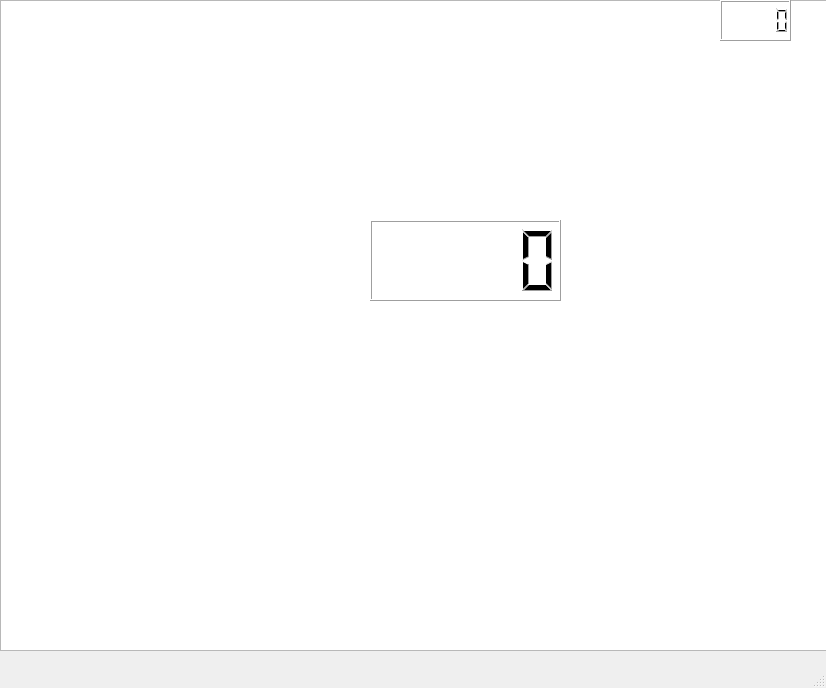
Old version of the form juego.ui in the repository Imarjimenez/Proyecto-final.
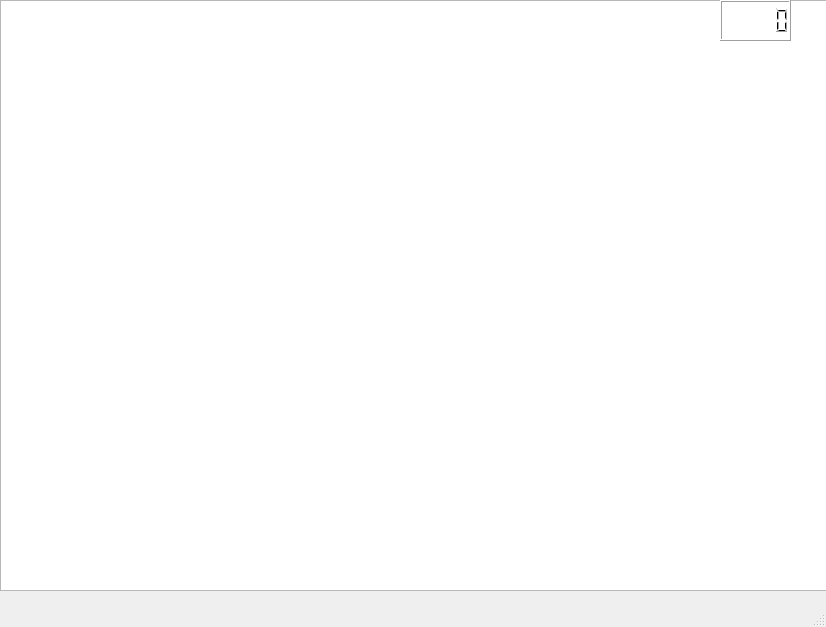
New version of the form.

The edit to the form file:
```diff
--- a/juego.ui
+++ b/juego.ui
@@ -7,7 +7,7 @@
     <x>0</x>
     <y>0</y>
     <width>826</width>
-    <height>688</height>
+    <height>627</height>
    </rect>
   </property>
   <property name="windowTitle">
@@ -20,7 +20,7 @@
       <x>0</x>
       <y>0</y>
       <width>831</width>
-      <height>651</height>
+      <height>591</height>
      </rect>
     </property>
    </widget>
@@ -34,16 +34,6 @@
      </rect>
     </property>
    </widget>
-   <widget class="QLCDNumber" name="lcdNumber_2">
-    <property name="geometry">
-     <rect>
-      <x>370</x>
-      <y>220</y>
-      <width>191</width>
-      <height>81</height>
-     </rect>
-    </property>
-   </widget>
   </widget>
   <widget class="QMenuBar" name="menubar">
    <property name="geometry">
```
